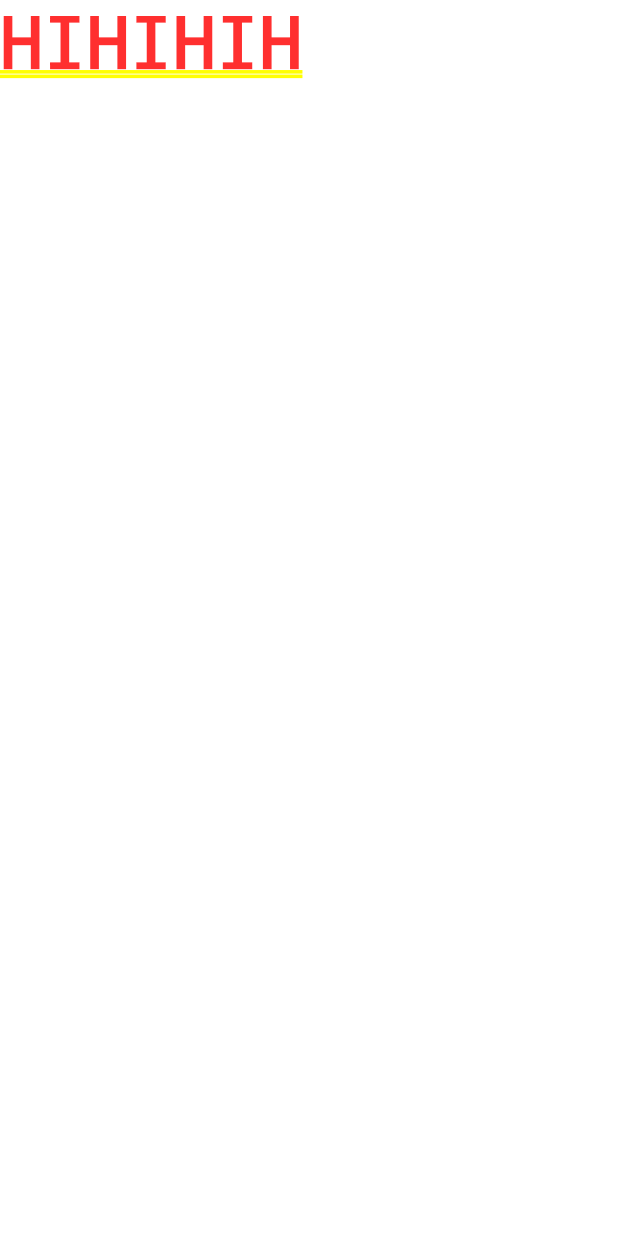
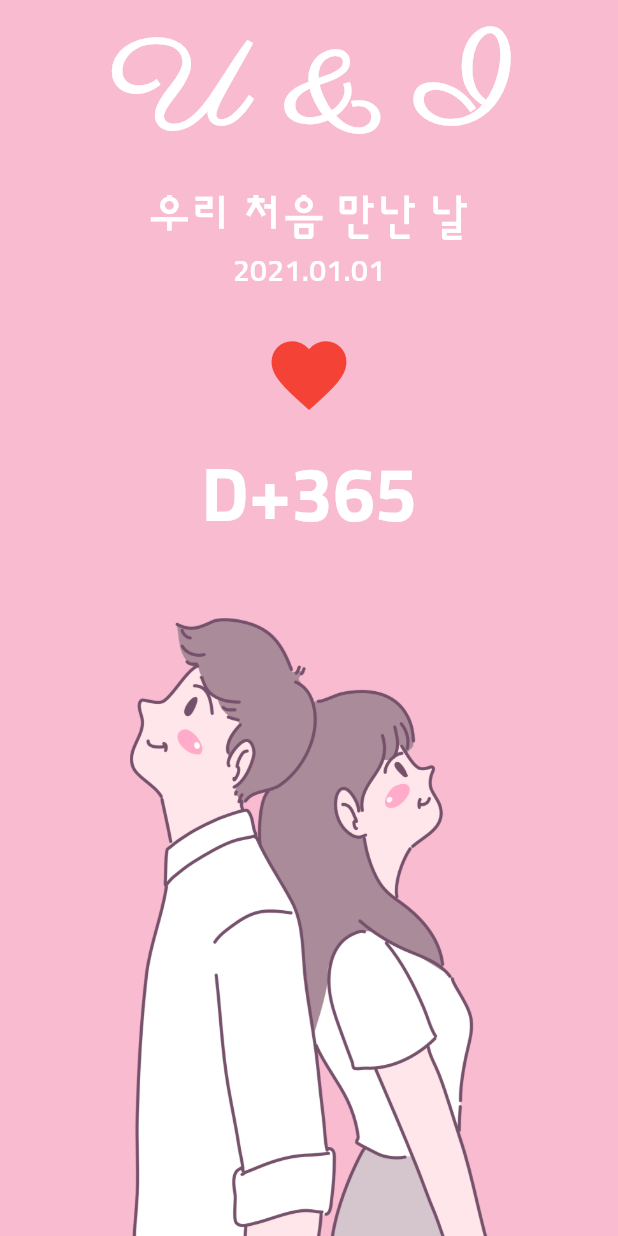
Before and after one commit to benyy0101/flutter-tutorial, a Flutter app: the screen it shows after launch, on a phone screen of 412 x 824 dp. Run offline on Flutter 3.47's test engine with Material 3 defaults, Android fonts, the phone set to English and light mode, and no system bars; missing offline and left inert: toasty_box.

Commit message:
how to setup setState & theme

```diff
--- a/lib/cupertino.dart
+++ b/lib/cupertino.dart
@@ -5,6 +5,96 @@ class CupertinoWidget extends StatelessWidget {
 
   @override
   Widget build(BuildContext context) {
-    return Text('HIHIHIH');
+    return Scaffold(
+        backgroundColor: Colors.pink[100],
+        body: SafeArea(
+            top: true,
+            bottom: false,
+            child: Column(
+              mainAxisAlignment: MainAxisAlignment.spaceBetween,
+              crossAxisAlignment: CrossAxisAlignment.stretch,
+              children: [
+                _DDay(
+                  onHeartPressed: onHeartPressed,
+                ),
+                _CoupleImage()
+              ],
+            )));
   }
 }
+
+class D_CupertinoWidget extends StatefulWidget {
+  const D_CupertinoWidget({super.key});
+
+  @override
+  State<D_CupertinoWidget> createState() => _D_CupertinoWidgetState();
+}
+
+class _D_CupertinoWidgetState extends State<D_CupertinoWidget> {
+  DateTime firstDay = DateTime.now();
+  @override
+  Widget build(BuildContext context) {
+    return Scaffold(
+        backgroundColor: Colors.pink[100],
+        body: SafeArea(
+            top: true,
+            bottom: false,
+            child: Column(
+              mainAxisAlignment: MainAxisAlignment.spaceBetween,
+              crossAxisAlignment: CrossAxisAlignment.stretch,
+              children: [_DDay(onHeartPressed: onHeartPressed), _CoupleImage()],
+            )));
+  }
+}
+
+void onHeartPressed() {
+  print("딸깍");
+}
+
+class _DDay extends StatelessWidget {
+  final GestureTapCallback onHeartPressed;
+
+  _DDay({required this.onHeartPressed});
+
+  @override
+  Widget build(BuildContext context) {
+    final textTheme = Theme.of(context).textTheme;
+    return Column(
+      children: [
+        const SizedBox(height: 16.0),
+        Text(
+          'U & I',
+          style: textTheme.displayLarge,
+        ),
+        const SizedBox(height: 16.0),
+        Text('우리 처음 만난 날', style: textTheme.bodyLarge),
+        Text('2021.01.01', style: textTheme.bodyMedium),
+        const SizedBox(height: 16.0),
+        IconButton(
+          iconSize: 60.0,
+          onPressed: onHeartPressed,
+          icon: Icon(Icons.favorite),
+          color: Colors.red,
+        ),
+        const SizedBox(height: 16.0),
+        Text(
+          'D+365',
+          style: textTheme.displayMedium,
+        )
+      ],
+    );
+  }
+}
+
+class _CoupleImage extends StatelessWidget {
+  const _CoupleImage({super.key});
+
+  @override
+  Widget build(BuildContext context) {
+    return Center(
+        child: Image.asset(
+      'assets/images/middle_image.png',
+      height: MediaQuery.of(context).size.height / 2,
+    ));
+  }
+}
--- a/lib/main.dart
+++ b/lib/main.dart
@@ -11,7 +11,21 @@ class MyApp extends StatelessWidget {
   Widget build(BuildContext context) {
     return MaterialApp(
       debugShowCheckedModeBanner: false,
-      home: const CupertinoWidget(),
+      theme: ThemeData(
+          fontFamily: 'sunflower',
+          textTheme: const TextTheme(
+              displayLarge: TextStyle(
+                  color: Colors.white,
+                  fontSize: 80.0,
+                  fontWeight: FontWeight.w700,
+                  fontFamily: 'parsienne'),
+              displayMedium: TextStyle(
+                  color: Colors.white,
+                  fontSize: 50.0,
+                  fontWeight: FontWeight.w700),
+              bodyLarge: TextStyle(color: Colors.white, fontSize: 30.0),
+              bodyMedium: TextStyle(color: Colors.white, fontSize: 20.0))),
+      home: const D_CupertinoWidget(),
     );
   }
 }
```
